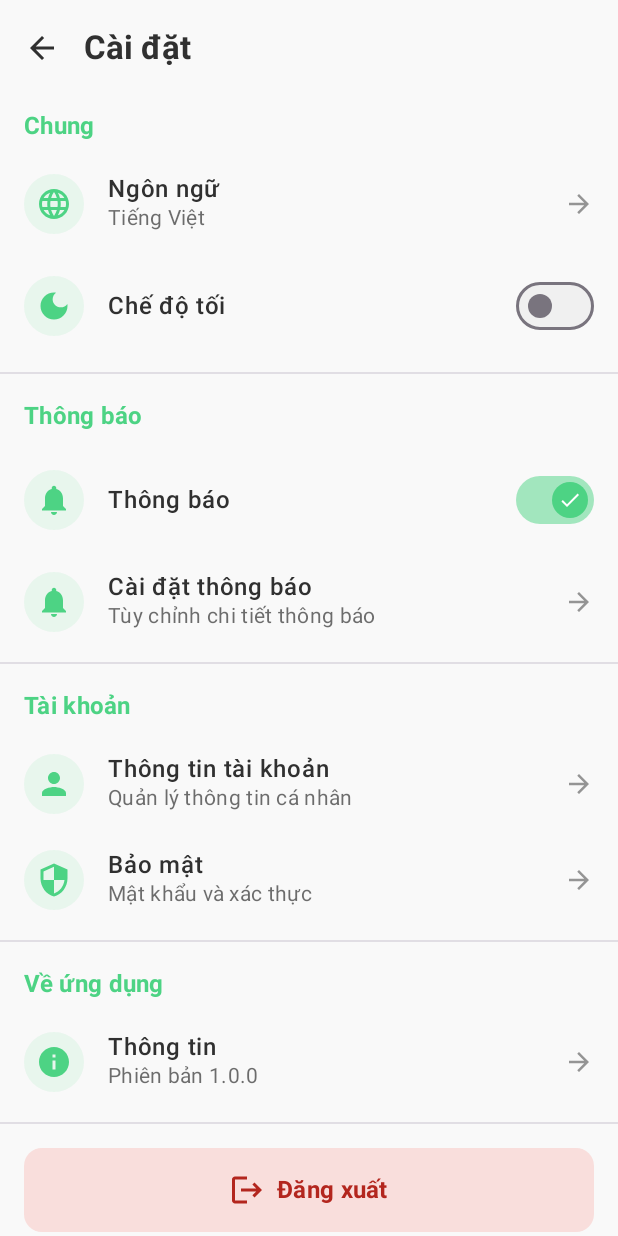
After one commit to MaiVanTinh17072005/Ung_dung_android_DA3, an Android app built with Jetpack Compose: the SettingsScreen screen opened through its navigation route, on a phone screen of 412 x 824 dp. The commit adds this screen. Run offline under Robolectric (Android 15) with nearby library versions, the phone set to English and light mode, and no system bars; our stand-ins replace Dagger/Hilt's generated code; pictures from the network do not load.

Commit message:
giao diện cài đặt ver 1

```diff
--- a/app/src/main/java/com/example/learnjapanese/MainActivity.kt
+++ b/app/src/main/java/com/example/learnjapanese/MainActivity.kt
@@ -29,6 +29,7 @@ import com.example.learnjapanese.screens.profile.EditProfileScreen
 import com.example.learnjapanese.screens.profile.FriendsScreen
 import com.example.learnjapanese.screens.profile.NotificationsScreen
 import com.example.learnjapanese.screens.profile.ProfileScreen
+import com.example.learnjapanese.screens.profile.SettingsScreen
 import com.example.learnjapanese.screens.vocabulary.VocabularyDetailScreen
 import com.example.learnjapanese.screens.vocabulary.VocabularyFlashcardScreen
 import com.example.learnjapanese.screens.vocabulary.VocabularyQuizScreen
@@ -298,7 +299,7 @@ class MainActivity : ComponentActivity() {
                                     navController.navigate("profile/notifications")
                                 },
                                 onSettings = {
-                                    // Sẽ thêm sau
+                                    navController.navigate("profile/settings")
                                 }
                             )
                         }
@@ -342,6 +343,29 @@ class MainActivity : ComponentActivity() {
                             )
                         }
 
+                        composable("profile/settings") {
+                            SettingsScreen(
+                                onBack = {
+                                    navController.popBackStack()
+                                },
+                                onAccountSettings = {
+                                    navController.navigate("profile/edit")
+                                },
+                                onLanguageSettings = {
+                                    // Sẽ thêm sau
+                                },
+                                onNotificationSettings = {
+                                    // Sẽ thêm sau
+                                },
+                                onLogout = {
+                                    // Xử lý đăng xuất và quay về màn hình đăng nhập (nếu có)
+                                    navController.navigate("dashboard") {
+                                        popUpTo("dashboard") { inclusive = true }
+                                    }
+                                }
+                            )
+                        }
+
                         composable(
                             route = "profile/user/{userId}",
                             arguments = listOf(
--- /dev/null
+++ b/app/src/main/java/com/example/learnjapanese/screens/profile/SettingsScreen.kt
@@ -0,0 +1,400 @@
+package com.example.learnjapanese.screens.profile
+
+import androidx.compose.foundation.background
+import androidx.compose.foundation.clickable
+import androidx.compose.foundation.layout.Arrangement
+import androidx.compose.foundation.layout.Box
+import androidx.compose.foundation.layout.Column
+import androidx.compose.foundation.layout.Row
+import androidx.compose.foundation.layout.Spacer
+import androidx.compose.foundation.layout.fillMaxSize
+import androidx.compose.foundation.layout.fillMaxWidth
+import androidx.compose.foundation.layout.height
+import androidx.compose.foundation.layout.padding
+import androidx.compose.foundation.layout.size
+import androidx.compose.foundation.layout.width
+import androidx.compose.foundation.rememberScrollState
+import androidx.compose.foundation.shape.CircleShape
+import androidx.compose.foundation.shape.RoundedCornerShape
+import androidx.compose.foundation.verticalScroll
+import androidx.compose.material.icons.Icons
+import androidx.compose.material.icons.filled.ArrowBack
+import androidx.compose.material.icons.filled.ArrowForward
+import androidx.compose.material.icons.filled.Check
+import androidx.compose.material.icons.filled.DarkMode
+import androidx.compose.material.icons.filled.Info
+import androidx.compose.material.icons.filled.Language
+import androidx.compose.material.icons.filled.Logout
+import androidx.compose.material.icons.filled.Notifications
+import androidx.compose.material.icons.filled.Person
+import androidx.compose.material.icons.filled.Security
+import androidx.compose.material3.Card
+import androidx.compose.material3.CardDefaults
+import androidx.compose.material3.Divider
+import androidx.compose.material3.ExperimentalMaterial3Api
+import androidx.compose.material3.Icon
+import androidx.compose.material3.IconButton
+import androidx.compose.material3.MaterialTheme
+import androidx.compose.material3.Scaffold
+import androidx.compose.material3.Surface
+import androidx.compose.material3.Switch
+import androidx.compose.material3.SwitchDefaults
+import androidx.compose.material3.Text
+import androidx.compose.material3.TopAppBar
+import androidx.compose.material3.TopAppBarDefaults
+import androidx.compose.runtime.Composable
+import androidx.compose.runtime.getValue
+import androidx.compose.runtime.mutableStateOf
+import androidx.compose.runtime.remember
+import androidx.compose.runtime.setValue
+import androidx.compose.ui.Alignment
+import androidx.compose.ui.Modifier
+import androidx.compose.ui.draw.clip
+import androidx.compose.ui.graphics.vector.ImageVector
+import androidx.compose.ui.text.font.FontWeight
+import androidx.compose.ui.text.style.TextAlign
+import androidx.compose.ui.tooling.preview.Preview
+import androidx.compose.ui.unit.dp
+import com.example.learnjapanese.ui.theme.LearnJapaneseTheme
+
+@OptIn(ExperimentalMaterial3Api::class)
+@Composable
+fun SettingsScreen(
+    onBack: () -> Unit = {},
+    onAccountSettings: () -> Unit = {},
+    onLanguageSettings: () -> Unit = {},
+    onNotificationSettings: () -> Unit = {},
+    onLogout: () -> Unit = {}
+) {
+    Scaffold(
+        topBar = {
+            TopAppBar(
+                title = {
+                    Text(
+                        text = "Cài đặt",
+                        style = MaterialTheme.typography.titleLarge.copy(
+                            fontWeight = FontWeight.Bold
+                        )
+                    )
+                },
+                navigationIcon = {
+                    IconButton(onClick = { onBack() }) {
+                        Icon(
+                            imageVector = Icons.Default.ArrowBack,
+                            contentDescription = "Quay lại"
+                        )
+                    }
+                },
+                colors = TopAppBarDefaults.topAppBarColors(
+                    containerColor = MaterialTheme.colorScheme.background,
+                )
+            )
+        }
+    ) { innerPadding ->
+        Column(
+            modifier = Modifier
+                .fillMaxSize()
+                .padding(innerPadding)
+                .verticalScroll(rememberScrollState())
+                .background(MaterialTheme.colorScheme.background)
+        ) {
+            // Phần cài đặt chung
+            SettingsSection(title = "Chung")
+
+            // Cài đặt ngôn ngữ
+            SettingsItem(
+                icon = Icons.Default.Language,
+                title = "Ngôn ngữ",
+                subtitle = "Tiếng Việt",
+                onClick = { onLanguageSettings() }
+            )
+
+            // Cài đặt chế độ tối
+            var darkModeEnabled by remember { mutableStateOf(false) }
+            SettingsToggleItem(
+                icon = Icons.Default.DarkMode,
+                title = "Chế độ tối",
+                isChecked = darkModeEnabled,
+                onCheckedChange = { darkModeEnabled = it }
+            )
+
+            Divider(
+                modifier = Modifier.padding(vertical = 8.dp),
+                color = MaterialTheme.colorScheme.outlineVariant.copy(alpha = 0.5f)
+            )
+
+            // Phần cài đặt thông báo
+            SettingsSection(title = "Thông báo")
+
+            var notificationsEnabled by remember { mutableStateOf(true) }
+            SettingsToggleItem(
+                icon = Icons.Default.Notifications,
+                title = "Thông báo",
+                isChecked = notificationsEnabled,
+                onCheckedChange = { notificationsEnabled = it }
+            )
+
+            SettingsItem(
+                icon = Icons.Default.Notifications,
+                title = "Cài đặt thông báo",
+                subtitle = "Tùy chỉnh chi tiết thông báo",
+                onClick = { onNotificationSettings() },
+                enabled = notificationsEnabled
+            )
+
+            Divider(
+                modifier = Modifier.padding(vertical = 8.dp),
+                color = MaterialTheme.colorScheme.outlineVariant.copy(alpha = 0.5f)
+            )
+
+            // Phần cài đặt tài khoản
+            SettingsSection(title = "Tài khoản")
+
+            SettingsItem(
+                icon = Icons.Default.Person,
+                title = "Thông tin tài khoản",
+                subtitle = "Quản lý thông tin cá nhân",
+                onClick = { onAccountSettings() }
+            )
+
+            SettingsItem(
+                icon = Icons.Default.Security,
+                title = "Bảo mật",
+                subtitle = "Mật khẩu và xác thực",
+                onClick = { /* Chức năng sẽ thêm sau */ }
+            )
+
+            Divider(
+                modifier = Modifier.padding(vertical = 8.dp),
+                color = MaterialTheme.colorScheme.outlineVariant.copy(alpha = 0.5f)
+            )
+
+            // Về ứng dụng
+            SettingsSection(title = "Về ứng dụng")
+
+            SettingsItem(
+                icon = Icons.Default.Info,
+                title = "Thông tin",
+                subtitle = "Phiên bản 1.0.0",
+                onClick = { /* Hiển thị thông tin ứng dụng */ }
+            )
+
+            Divider(
+                modifier = Modifier.padding(vertical = 8.dp),
+                color = MaterialTheme.colorScheme.outlineVariant.copy(alpha = 0.5f)
+            )
+
+            // Nút đăng xuất
+            LogoutButton(onClick = onLogout)
+
+            Spacer(modifier = Modifier.height(32.dp))
+        }
+    }
+}
+
+@Composable
+fun SettingsSection(title: String) {
+    Text(
+        text = title,
+        style = MaterialTheme.typography.titleMedium,
+        color = MaterialTheme.colorScheme.primary,
+        fontWeight = FontWeight.Bold,
+        modifier = Modifier.padding(horizontal = 16.dp, vertical = 8.dp)
+    )
+}
+
+@Composable
+fun SettingsItem(
+    icon: ImageVector,
+    title: String,
+    subtitle: String,
+    onClick: () -> Unit,
+    enabled: Boolean = true
+) {
+    Row(
+        modifier = Modifier
+            .fillMaxWidth()
+            .clickable(enabled = enabled) { onClick() }
+            .padding(horizontal = 16.dp, vertical = 12.dp),
+        verticalAlignment = Alignment.CenterVertically
+    ) {
+        // Icon
+        Box(
+            modifier = Modifier
+                .size(40.dp)
+                .clip(CircleShape)
+                .background(
+                    if (enabled)
+                        MaterialTheme.colorScheme.primary.copy(alpha = 0.1f)
+                    else
+                        MaterialTheme.colorScheme.onSurface.copy(alpha = 0.05f)
+                ),
+            contentAlignment = Alignment.Center
+        ) {
+            Icon(
+                imageVector = icon,
+                contentDescription = null,
+                tint = if (enabled)
+                          MaterialTheme.colorScheme.primary
+                       else
+                          MaterialTheme.colorScheme.onSurface.copy(alpha = 0.3f),
+                modifier = Modifier.size(24.dp)
+            )
+        }
+
+        Spacer(modifier = Modifier.width(16.dp))
+
+        // Text content
+        Column(
+            modifier = Modifier.weight(1f)
+        ) {
+            Text(
+                text = title,
+                style = MaterialTheme.typography.bodyLarge,
+                fontWeight = FontWeight.Medium,
+                color = if (enabled)
+                          MaterialTheme.colorScheme.onSurface
+                       else
+                          MaterialTheme.colorScheme.onSurface.copy(alpha = 0.3f)
+            )
+
+            Text(
+                text = subtitle,
+                style = MaterialTheme.typography.bodyMedium,
+                color = if (enabled)
+                          MaterialTheme.colorScheme.onSurface.copy(alpha = 0.7f)
+                       else
+                          MaterialTheme.colorScheme.onSurface.copy(alpha = 0.3f)
+            )
+        }
+
+        // Forward icon
+        Icon(
+            imageVector = Icons.Default.ArrowForward,
+            contentDescription = "Chuyển đến",
+            tint = if (enabled)
+                     MaterialTheme.colorScheme.onSurface.copy(alpha = 0.5f)
+                  else
+                     MaterialTheme.colorScheme.onSurface.copy(alpha = 0.2f),
+            modifier = Modifier.size(20.dp)
+        )
+    }
+}
+
+@Composable
+fun SettingsToggleItem(
+    icon: ImageVector,
+    title: String,
+    isChecked: Boolean,
+    onCheckedChange: (Boolean) -> Unit
+) {
+    Row(
+        modifier = Modifier
+            .fillMaxWidth()
+            .clickable { onCheckedChange(!isChecked) }
+            .padding(horizontal = 16.dp, vertical = 12.dp),
+        verticalAlignment = Alignment.CenterVertically
+    ) {
+        // Icon
+        Box(
+            modifier = Modifier
+                .size(40.dp)
+                .clip(CircleShape)
+                .background(MaterialTheme.colorScheme.primary.copy(alpha = 0.1f)),
+            contentAlignment = Alignment.Center
+        ) {
+            Icon(
+                imageVector = icon,
+                contentDescription = null,
+                tint = MaterialTheme.colorScheme.primary,
+                modifier = Modifier.size(24.dp)
+            )
+        }
+
+        Spacer(modifier = Modifier.width(16.dp))
+
+        // Text content
+        Column(
+            modifier = Modifier.weight(1f)
+        ) {
+            Text(
+                text = title,
+                style = MaterialTheme.typography.bodyLarge,
+                fontWeight = FontWeight.Medium
+            )
+        }
+
+        // Switch
+        Switch(
+            checked = isChecked,
+            onCheckedChange = { onCheckedChange(it) },
+            colors = SwitchDefaults.colors(
+                checkedThumbColor = MaterialTheme.colorScheme.primary,
+                checkedTrackColor = MaterialTheme.colorScheme.primary.copy(alpha = 0.5f),
+                checkedIconColor = MaterialTheme.colorScheme.onPrimary,
+                uncheckedThumbColor = MaterialTheme.colorScheme.outline,
+                uncheckedTrackColor = MaterialTheme.colorScheme.surfaceVariant,
+                uncheckedIconColor = MaterialTheme.colorScheme.onSurfaceVariant
+            ),
+            thumbContent = if (isChecked) {
+                {
+                    Icon(
+                        imageVector = Icons.Default.Check,
+                        contentDescription = null,
+                        modifier = Modifier.size(16.dp)
+                    )
+                }
+            } else {
+                null
+            }
+        )
+    }
+}
+
+@Composable
+fun LogoutButton(onClick: () -> Unit) {
+    Card(
+        modifier = Modifier
+            .fillMaxWidth()
+            .padding(horizontal = 16.dp, vertical = 8.dp)
+            .clickable { onClick() },
+        shape = RoundedCornerShape(12.dp),
+        colors = CardDefaults.cardColors(
+            containerColor = MaterialTheme.colorScheme.errorContainer
+        )
+    ) {
+        Row(
+            modifier = Modifier
+                .fillMaxWidth()
+                .padding(vertical = 16.dp),
+            horizontalArrangement = Arrangement.Center,
+            verticalAlignment = Alignment.CenterVertically
+        ) {
+            Icon(
+                imageVector = Icons.Default.Logout,
+                contentDescription = "Đăng xuất",
+                tint = MaterialTheme.colorScheme.error
+            )
+            Spacer(modifier = Modifier.width(8.dp))
+            Text(
+                text = "Đăng xuất",
+                style = MaterialTheme.typography.titleMedium,
+                fontWeight = FontWeight.Bold,
+                color = MaterialTheme.colorScheme.error
+            )
+        }
+    }
+}
+
+@Preview(showBackground = true)
+@Composable
+fun SettingsScreenPreview() {
+    LearnJapaneseTheme {
+        Surface(
+            modifier = Modifier.fillMaxSize(),
+            color = MaterialTheme.colorScheme.background
+        ) {
+            SettingsScreen()
+        }
+    }
+}
```
